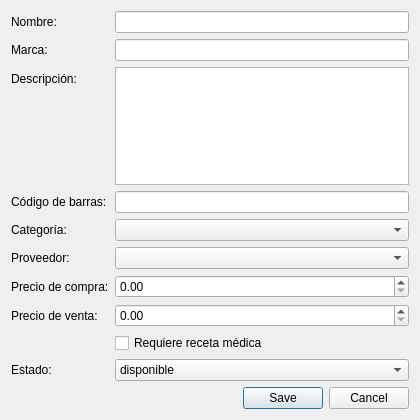
First picture: the form in app/src/dialogs/productodialog.ui, repository LXorro/Farmacia-PDV, before the edit.
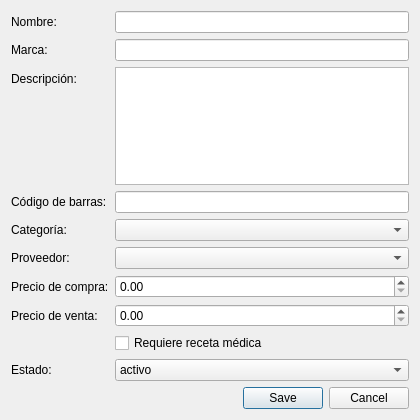
Second picture: the form after the edit.

Patch:
```diff
--- a/app/src/dialogs/productodialog.ui
+++ b/app/src/dialogs/productodialog.ui
@@ -132,7 +132,7 @@
       <widget class="QComboBox" name="comboEstado">
        <item>
         <property name="text">
-         <string>disponible</string>
+         <string>activo</string>
         </property>
        </item>
        <item>
```
Left out of the diff: 12 changed lines with no effect on the pictures.
